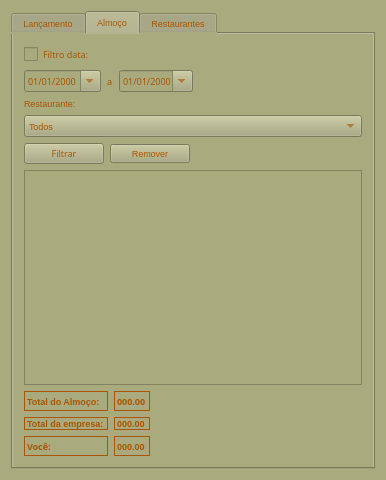
First picture: the form in ui/almoco.ui, repository tiagopascal/Almoco, before the edit.
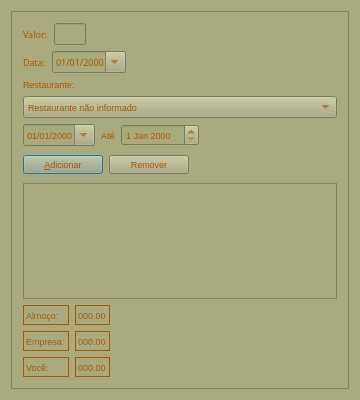
Second picture: the form after the edit. The open tabs and pages were chosen to show the change.

Commit message: A soma da empresa esta errada...

What changed in the file:
```diff
--- a/ui/almoco.ui
+++ b/ui/almoco.ui
@@ -6,8 +6,8 @@
    <rect>
     <x>0</x>
     <y>0</y>
-    <width>362</width>
-    <height>480</height>
+    <width>360</width>
+    <height>400</height>
    </rect>
   </property>
   <property name="font">
@@ -26,62 +26,17 @@
   <property name="inputMethodHints">
    <set>Qt::ImhDialableCharactersOnly</set>
   </property>
-  <layout class="QGridLayout" name="gridLayout_14">
+  <layout class="QGridLayout" name="gridLayout_2">
    <item row="0" column="0">
-    <widget class="QTabWidget" name="tabWidget">
-     <property name="font">
-      <font>
-       <pointsize>7</pointsize>
-      </font>
+    <widget class="QFrame" name="frame">
+     <property name="frameShape">
+      <enum>QFrame::StyledPanel</enum>
      </property>
-     <property name="tabShape">
-      <enum>QTabWidget::Rounded</enum>
+     <property name="frameShadow">
+      <enum>QFrame::Raised</enum>
      </property>
-     <property name="currentIndex">
-      <number>2</number>
-     </property>
-     <property name="documentMode">
-      <bool>false</bool>
-     </property>
-     <property name="tabsClosable">
-      <bool>false</bool>
-     </property>
-     <widget class="QWidget" name="tab1">
-      <attribute name="title">
-       <string>Lançamento</string>
-      </attribute>
-      <layout class="QGridLayout" name="gridLayout_13">
-       <item row="2" column="0" colspan="2">
-        <layout class="QGridLayout" name="gridLayout_6">
+     <layout class="QGridLayout" name="gridLayout_7">
          <item row="0" column="0">
-          <widget class="QLabel" name="label_5">
-           <property name="font">
-            <font>
-             <pointsize>7</pointsize>
-            </font>
-           </property>
-           <property name="text">
-            <string>Restaurante:</string>
-           </property>
-          </widget>
-         </item>
-         <item row="1" column="0">
-          <widget class="QComboBox" name="comboBox_restaurantesLancamento">
-           <property name="font">
-            <font>
-             <pointsize>7</pointsize>
-            </font>
-           </property>
-           <item>
-            <property name="text">
-             <string>Restaurante não informado</string>
-            </property>
-           </item>
-          </widget>
-         </item>
-        </layout>
-       </item>
-       <item row="0" column="0" colspan="2">
         <layout class="QGridLayout" name="gridLayout_4">
          <item row="0" column="1">
           <widget class="QLineEdit" name="lineEdit_valor">
@@ -198,11 +153,94 @@
          </item>
         </layout>
        </item>
+      <item row="2" column="0">
+       <layout class="QGridLayout" name="gridLayout_6">
+        <item row="0" column="0">
+         <widget class="QLabel" name="label_5">
+          <property name="font">
+           <font>
+            <pointsize>7</pointsize>
+           </font>
+          </property>
+          <property name="text">
+           <string>Restaurante:</string>
+          </property>
+         </widget>
+        </item>
+        <item row="1" column="0" colspan="5">
+         <widget class="QComboBox" name="comboBox_restaurantesLancamento">
+          <property name="font">
+           <font>
+            <pointsize>7</pointsize>
+           </font>
+          </property>
+          <item>
+           <property name="text">
+            <string>Restaurante não informado</string>
+           </property>
+          </item>
+         </widget>
+        </item>
+        <item row="2" column="0" colspan="2">
+         <widget class="QDateEdit" name="dateEdit_filtro">
+          <property name="font">
+           <font>
+            <family>Ubuntu</family>
+            <pointsize>7</pointsize>
+            <kerning>true</kerning>
+           </font>
+          </property>
+          <property name="displayFormat">
+           <string>dd/MM/yyyy</string>
+          </property>
+          <property name="calendarPopup">
+           <bool>true</bool>
+          </property>
+         </widget>
+        </item>
+        <item row="2" column="3">
+         <widget class="QDateEdit" name="dateEdit_filtroAte">
+          <property name="font">
+           <font>
+            <pointsize>7</pointsize>
+           </font>
+          </property>
+         </widget>
+        </item>
+        <item row="2" column="2">
+         <widget class="QLabel" name="label_6">
+          <property name="font">
+           <font>
+            <pointsize>7</pointsize>
+           </font>
+          </property>
+          <property name="text">
+           <string>Até</string>
+          </property>
+         </widget>
+        </item>
+        <item row="2" column="4">
+         <spacer name="horizontalSpacer_5">
+          <property name="orientation">
+           <enum>Qt::Horizontal</enum>
+          </property>
+          <property name="sizeHint" stdset="0">
+           <size>
+            <width>40</width>
+            <height>20</height>
+           </size>
+          </property>
+         </spacer>
+        </item>
+       </layout>
+      </item>
        <item row="3" column="0">
+       <layout class="QGridLayout" name="gridLayout">
+        <item row="0" column="0">
         <widget class="QPushButton" name="pushButton_adicionar">
          <property name="font">
           <font>
-           <family>ori1Uni</family>
+            <family>Ubuntu</family>
            <pointsize>7</pointsize>
           </font>
          </property>
@@ -214,20 +252,75 @@
          </property>
         </widget>
        </item>
+        <item row="0" column="1">
+         <widget class="QPushButton" name="pushButton_remover">
+          <property name="font">
+           <font>
+            <pointsize>7</pointsize>
+           </font>
+          </property>
+          <property name="text">
+           <string>Remover</string>
+          </property>
+         </widget>
+        </item>
+        <item row="0" column="2">
+         <spacer name="horizontalSpacer_3">
+          <property name="orientation">
+           <enum>Qt::Horizontal</enum>
+          </property>
+          <property name="sizeHint" stdset="0">
+           <size>
+            <width>137</width>
+            <height>25</height>
+           </size>
+          </property>
+         </spacer>
+        </item>
+       </layout>
+      </item>
        <item row="4" column="0">
-        <spacer name="verticalSpacer">
-         <property name="orientation">
-          <enum>Qt::Vertical</enum>
-         </property>
-         <property name="sizeHint" stdset="0">
-          <size>
-           <width>20</width>
-           <height>40</height>
-          </size>
-         </property>
-        </spacer>
-       </item>
-       <item row="3" column="1">
+       <layout class="QGridLayout" name="gridLayout_5">
+        <item row="0" column="0" colspan="3">
+         <widget class="QListWidget" name="listWidget_lista">
+          <property name="font">
+           <font>
+            <pointsize>7</pointsize>
+           </font>
+          </property>
+         </widget>
+        </item>
+        <item row="1" column="0">
+         <widget class="QLabel" name="label_3">
+          <property name="font">
+           <font>
+            <pointsize>7</pointsize>
+           </font>
+          </property>
+          <property name="frameShape">
+           <enum>QFrame::Box</enum>
+          </property>
+          <property name="text">
+           <string>Almoço:</string>
+          </property>
+         </widget>
+        </item>
+        <item row="1" column="1">
+         <widget class="QLabel" name="label_almoco">
+          <property name="font">
+           <font>
+            <pointsize>7</pointsize>
+           </font>
+          </property>
+          <property name="frameShape">
+           <enum>QFrame::Box</enum>
+          </property>
+          <property name="text">
+           <string>000.00</string>
+          </property>
+         </widget>
+        </item>
+        <item row="1" column="2">
         <spacer name="horizontalSpacer_4">
          <property name="orientation">
           <enum>Qt::Horizontal</enum>
@@ -240,150 +333,67 @@
          </property>
         </spacer>
        </item>
-      </layout>
-      <zorder></zorder>
-      <zorder>pushButton_adicionar</zorder>
-      <zorder>verticalSpacer</zorder>
-      <zorder>horizontalSpacer_4</zorder>
-     </widget>
-     <widget class="QWidget" name="tab2">
-      <attribute name="title">
-       <string>Almoço</string>
-      </attribute>
-      <layout class="QGridLayout" name="gridLayout_12">
-       <item row="0" column="0">
-        <layout class="QGridLayout" name="gridLayout_2">
-         <item row="1" column="0" colspan="2">
-          <widget class="QDateEdit" name="dateEdit_de">
-           <property name="font">
-            <font>
-             <family>ori1Uni</family>
-             <pointsize>7</pointsize>
-            </font>
-           </property>
-           <property name="displayFormat">
-            <string>dd/MM/yyyy</string>
-           </property>
-           <property name="calendarPopup">
-            <bool>true</bool>
-           </property>
-          </widget>
-         </item>
-         <item row="1" column="2">
+        <item row="2" column="0">
           <widget class="QLabel" name="label_4">
            <property name="font">
             <font>
-             <family>ori1Uni</family>
              <pointsize>7</pointsize>
             </font>
            </property>
+          <property name="frameShape">
+           <enum>QFrame::Box</enum>
+          </property>
            <property name="text">
-            <string>a</string>
+           <string>Empresa:</string>
            </property>
           </widget>
          </item>
-         <item row="1" column="3">
-          <widget class="QDateEdit" name="dateEdit_ate">
+        <item row="3" column="0">
+         <widget class="QLabel" name="label_7">
            <property name="font">
             <font>
-             <family>ori1Uni</family>
              <pointsize>7</pointsize>
             </font>
            </property>
-           <property name="displayFormat">
-            <string>dd/MM/yyyy</string>
-           </property>
-           <property name="calendarPopup">
-            <bool>true</bool>
-           </property>
-          </widget>
-         </item>
-         <item row="0" column="0">
-          <widget class="QCheckBox" name="checkBox_pordata">
-           <property name="font">
-            <font>
-             <family>ori1Uni</family>
-             <pointsize>7</pointsize>
-            </font>
-           </property>
+          <property name="frameShape">
+           <enum>QFrame::Box</enum>
+          </property>
            <property name="text">
-            <string>Filtro data:</string>
+           <string>Você:</string>
            </property>
           </widget>
          </item>
-         <item row="1" column="4">
-          <spacer name="horizontalSpacer_11">
-           <property name="orientation">
-            <enum>Qt::Horizontal</enum>
-           </property>
-           <property name="sizeHint" stdset="0">
-            <size>
-             <width>40</width>
-             <height>20</height>
-            </size>
-           </property>
-          </spacer>
-         </item>
-        </layout>
-       </item>
-       <item row="1" column="0">
-        <layout class="QGridLayout" name="gridLayout_7">
-         <item row="0" column="0">
-          <widget class="QLabel" name="label_14">
+        <item row="2" column="1">
+         <widget class="QLabel" name="label_empresa">
            <property name="font">
             <font>
              <pointsize>7</pointsize>
             </font>
            </property>
-           <property name="text">
-            <string>Restaurante:</string>
-           </property>
-          </widget>
-         </item>
-         <item row="1" column="0">
-          <widget class="QComboBox" name="comboBox_restaurantesFiltro">
-           <property name="font">
-            <font>
-             <pointsize>7</pointsize>
-            </font>
-           </property>
-           <item>
+          <property name="frameShape">
+           <enum>QFrame::Box</enum>
+          </property>
             <property name="text">
-             <string>Todos</string>
-            </property>
-           </item>
-          </widget>
-         </item>
-        </layout>
-       </item>
-       <item row="2" column="0">
-        <layout class="QHBoxLayout" name="horizontalLayout_8">
-         <item>
-          <widget class="QPushButton" name="pushButton_mostrar">
+           <string>000.00</string>
+          </property>
+         </widget>
+        </item>
+        <item row="3" column="1">
+         <widget class="QLabel" name="label_voce">
            <property name="font">
             <font>
-             <family>ori1Uni</family>
              <pointsize>7</pointsize>
             </font>
            </property>
-           <property name="text">
-            <string>Filtrar</string>
-           </property>
-          </widget>
-         </item>
-         <item>
-          <widget class="QPushButton" name="pushButton_4">
-           <property name="font">
-            <font>
-             <pointsize>7</pointsize>
-            </font>
-           </property>
+          <property name="frameShape">
+           <enum>QFrame::Box</enum>
+          </property>
            <property name="text">
-            <string>Remover</string>
+           <string>000.00</string>
            </property>
           </widget>
          </item>
-         <item>
+        <item row="2" column="2">
           <spacer name="horizontalSpacer_6">
            <property name="orientation">
             <enum>Qt::Horizontal</enum>
@@ -396,11 +406,7 @@
            </property>
           </spacer>
          </item>
-        </layout>
-       </item>
-       <item row="3" column="0">
-        <layout class="QGridLayout" name="gridLayout">
-         <item row="1" column="6">
+        <item row="3" column="2">
           <spacer name="horizontalSpacer_7">
            <property name="orientation">
             <enum>Qt::Horizontal</enum>
@@ -413,344 +419,10 @@
            </property>
           </spacer>
          </item>
-         <item row="0" column="0" colspan="7">
-          <widget class="QListWidget" name="listWidget_lista">
-           <property name="font">
-            <font>
-             <family>ori1Uni</family>
-             <pointsize>7</pointsize>
-            </font>
-           </property>
-           <property name="styleSheet">
-            <string notr="true"/>
-           </property>
-          </widget>
-         </item>
-         <item row="1" column="0">
-          <widget class="QLabel" name="label_6">
-           <property name="font">
-            <font>
-             <pointsize>7</pointsize>
-             <weight>75</weight>
-             <bold>true</bold>
-            </font>
-           </property>
-           <property name="frameShape">
-            <enum>QFrame::Box</enum>
-           </property>
-           <property name="text">
-            <string>Total do Almoço:</string>
-           </property>
-          </widget>
-         </item>
-         <item row="2" column="0">
-          <widget class="QLabel" name="label_8">
-           <property name="font">
-            <font>
-             <pointsize>7</pointsize>
-             <weight>75</weight>
-             <bold>true</bold>
-            </font>
-           </property>
-           <property name="frameShape">
-            <enum>QFrame::Box</enum>
-           </property>
-           <property name="text">
-            <string>Total da empresa:</string>
-           </property>
-          </widget>
-         </item>
-         <item row="2" column="1">
-          <widget class="QLabel" name="label_totalEmpresa">
-           <property name="font">
-            <font>
-             <pointsize>7</pointsize>
-             <weight>75</weight>
-             <bold>true</bold>
-            </font>
-           </property>
-           <property name="frameShape">
-            <enum>QFrame::Box</enum>
-           </property>
-           <property name="text">
-            <string>000.00</string>
-           </property>
-          </widget>
-         </item>
-         <item row="3" column="0">
-          <widget class="QLabel" name="label_3">
-           <property name="font">
-            <font>
-             <family>ori1Uni</family>
-             <pointsize>7</pointsize>
-             <weight>75</weight>
-             <bold>true</bold>
-            </font>
-           </property>
-           <property name="frameShape">
-            <enum>QFrame::Box</enum>
-           </property>
-           <property name="text">
-            <string>Você:</string>
-           </property>
-          </widget>
-         </item>
-         <item row="3" column="5" colspan="2">
-          <spacer name="horizontalSpacer_5">
-           <property name="orientation">
-            <enum>Qt::Horizontal</enum>
-           </property>
-           <property name="sizeHint" stdset="0">
-            <size>
-             <width>40</width>
-             <height>20</height>
-            </size>
-           </property>
-          </spacer>
-         </item>
-         <item row="3" column="1">
-          <widget class="QLabel" name="label_TotalVoce">
-           <property name="font">
-            <font>
-             <pointsize>7</pointsize>
-             <weight>75</weight>
-             <bold>true</bold>
-            </font>
-           </property>
-           <property name="frameShape">
-            <enum>QFrame::Box</enum>
-           </property>
-           <property name="text">
-            <string>000.00</string>
-           </property>
-          </widget>
-         </item>
-         <item row="1" column="1">
-          <widget class="QLabel" name="label_total">
-           <property name="font">
-            <font>
-             <family>ori1Uni</family>
-             <pointsize>7</pointsize>
-             <weight>75</weight>
-             <bold>true</bold>
-            </font>
-           </property>
-           <property name="frameShape">
-            <enum>QFrame::Box</enum>
-           </property>
-           <property name="text">
-            <string>000.00</string>
-           </property>
-          </widget>
-         </item>
         </layout>
        </item>
       </layout>
      </widget>
-     <widget class="QWidget" name="tab3">
-      <attribute name="title">
-       <string>Restaurantes</string>
-      </attribute>
-      <layout class="QGridLayout" name="gridLayout_10">
-       <item row="0" column="0">
-        <layout class="QGridLayout" name="gridLayout_5">
-         <item row="0" column="0">
-          <widget class="QLabel" name="label_10">
-           <property name="font">
-            <font>
-             <pointsize>7</pointsize>
-            </font>
-           </property>
-           <property name="text">
-            <string>Restaurante:</string>
-           </property>
-          </widget>
-         </item>
-         <item row="1" column="0">
-          <widget class="QLineEdit" name="lineEdit_restaurante">
-           <property name="font">
-            <font>
-             <pointsize>7</pointsize>
-            </font>
-           </property>
-          </widget>
-         </item>
-        </layout>
-       </item>
-       <item row="1" column="0">
-        <layout class="QGridLayout" name="gridLayout_8">
-         <item row="0" column="0">
-          <widget class="QLabel" name="label_11">
-           <property name="font">
-            <font>
-             <pointsize>7</pointsize>
-            </font>
-           </property>
-           <property name="text">
-            <string>Valor pago pela empresa:</string>
-           </property>
-          </widget>
-         </item>
-         <item row="0" column="1">
-          <widget class="QLineEdit" name="lineEdit_valorPagoEmpresa">
-           <property name="font">
-            <font>
-             <pointsize>7</pointsize>
-            </font>
-           </property>
-           <property name="inputMethodHints">
-            <set>Qt::ImhPreferNumbers</set>
-           </property>
-           <property name="text">
-            <string>000.00</string>
-           </property>
-          </widget>
-         </item>
-         <item row="0" column="2">
-          <spacer name="horizontalSpacer_12">
-           <property name="orientation">
-            <enum>Qt::Horizontal</enum>
-           </property>
-           <property name="sizeHint" stdset="0">
-            <size>
-             <width>40</width>
-             <height>20</height>
-            </size>
-           </property>
-          </spacer>
-         </item>
-        </layout>
-       </item>
-       <item row="2" column="0">
-        <layout class="QGridLayout" name="gridLayout_9">
-         <item row="0" column="0">
-          <widget class="QPushButton" name="pushButton_adicionarRestaurante">
-           <property name="font">
-            <font>
-             <pointsize>7</pointsize>
-            </font>
-           </property>
-           <property name="text">
-            <string>Adicionar</string>
-           </property>
-          </widget>
-         </item>
-         <item row="0" column="1">
-          <widget class="QPushButton" name="pushButton_editarRestaurante">
-           <property name="font">
-            <font>
-             <pointsize>7</pointsize>
-            </font>
-           </property>
-           <property name="text">
-            <string>Editar</string>
-           </property>
-          </widget>
-         </item>
-         <item row="0" column="3">
-          <widget class="QPushButton" name="pushButton_removerRestaurante">
-           <property name="font">
-            <font>
-             <pointsize>7</pointsize>
-            </font>
-           </property>
-           <property name="text">
-            <string>Remover</string>
-           </property>
-          </widget>
-         </item>
-         <item row="0" column="2">
-          <widget class="QPushButton" name="pushButton_cancelarEdicaoRestaurante">
-           <property name="font">
-            <font>
-             <pointsize>7</pointsize>
-            </font>
-           </property>
-           <property name="text">
-            <string>Cancelar</string>
-           </property>
-          </widget>
-         </item>
-        </layout>
-       </item>
-       <item row="3" column="0">
-        <layout class="QGridLayout" name="gridLayout_11">
-         <item row="0" column="0">
-          <widget class="QLabel" name="label_12">
-           <property name="font">
-            <font>
-             <pointsize>7</pointsize>
-            </font>
-           </property>
-           <property name="text">
-            <string>Restaurantes cadastrados:</string>
-           </property>
-          </widget>
-         </item>
-         <item row="1" column="0" colspan="3">
-          <widget class="QListWidget" name="listWidget_restaurantesCadastrados">
-           <property name="font">
-            <font>
-             <pointsize>7</pointsize>
-            </font>
-           </property>
-          </widget>
-         </item>
-         <item row="2" column="0">
-          <widget class="QLabel" name="label_7">
-           <property name="font">
-            <font>
-             <pointsize>7</pointsize>
-            </font>
-           </property>
-           <property name="text">
-            <string>Valor restaurante selecionado:</string>
-           </property>
-          </widget>
-         </item>
-         <item row="2" column="1">
-          <widget class="QLabel" name="label_ValorrestauranteSelecionado">
-           <property name="font">
-            <font>
-             <pointsize>7</pointsize>
-            </font>
-           </property>
-           <property name="text">
-            <string>000.00</string>
-           </property>
-          </widget>
-         </item>
-         <item row="2" column="2">
-          <spacer name="horizontalSpacer_3">
-           <property name="orientation">
-            <enum>Qt::Horizontal</enum>
-           </property>
-           <property name="sizeHint" stdset="0">
-            <size>
-             <width>40</width>
-             <height>20</height>
-            </size>
-           </property>
-          </spacer>
-         </item>
-        </layout>
-       </item>
-      </layout>
-     </widget>
-    </widget>
-   </item>
-   <item row="0" column="1">
-    <spacer name="horizontalSpacer_13">
-     <property name="orientation">
-      <enum>Qt::Horizontal</enum>
-     </property>
-     <property name="sizeHint" stdset="0">
-      <size>
-       <width>40</width>
-       <height>20</height>
-      </size>
-     </property>
-    </spacer>
    </item>
   </layout>
  </widget>
```
Left out of the diff: 17 changed lines with no effect on the pictures. Lines whose indentation alone changed are shown as unchanged. The commit also changes 14 other files.
